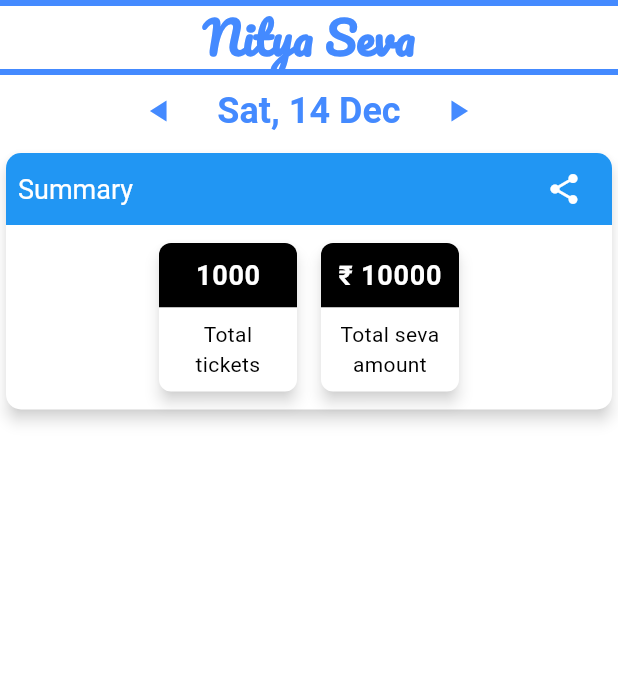
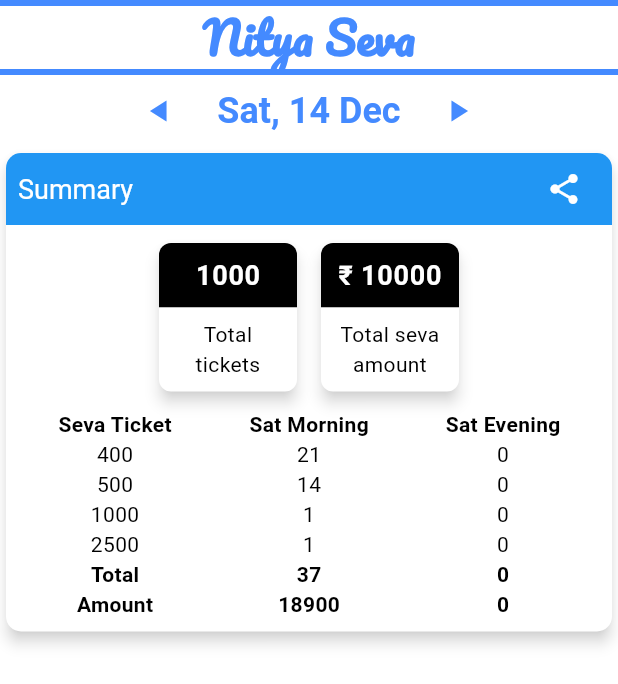
Before and after one commit to jayantadn/vkhillseva, a Flutter app: the screen it shows after launch, on a phone screen of 412 x 824 dp. Shown: the top 684 px of the screen. Run offline on Flutter 3.47's test engine with Material 3 defaults, Android fonts, the phone set to English and light mode, and no system bars; our stand-ins replace firebase_core, google_fonts, synchronized; accounts and stored records are empty; Roboto replaces fonts that are missing (Mogra).

Commit message:
ticket table

```diff
--- a/lib/nitya_seva/day_summary.dart
+++ b/lib/nitya_seva/day_summary.dart
@@ -13,11 +13,38 @@ GlobalKey<_DaySummaryState> daySummaryKey = GlobalKey<_DaySummaryState>();
 class _DaySummaryState extends State<DaySummary> {
   final Lock _lock = Lock();
 
+  // ticket table data for day summary
+  List<String> amountTableHeaderRow = [
+    "Seva Ticket",
+    "Sat Morning",
+    "Sat Evening"
+  ];
+  List<int> grandTotal = [39, 20300]; // [totalTicket, totalAmount]
+  List<List<String>> amountTableTicketRow = [
+    ["400", "21", "0"],
+    ["500", "14", "0"],
+    ["1000", "1", "0"],
+    ["2500", "1", "0"],
+  ];
+  List<List<String>> amountTableTotalRow = [
+    ["Total", "37", "0"],
+    ["Amount", "18900", "0"]
+  ];
+
   @override
   void initState() {
     super.initState();
 
     refresh();
+  }
+
+  @override
+  dispose() {
+    // clear all lists
+
+    // clear all controllers
+
+    super.dispose();
   }
 
   void refresh() async {
@@ -28,17 +55,8 @@ class _DaySummaryState extends State<DaySummary> {
     setState(() {});
   }
 
-  @override
-  Widget build(BuildContext context) {
-    return Card(
-      shape: RoundedRectangleBorder(
-        borderRadius: BorderRadius.circular(10.0),
-      ),
-      child: Column(
-        crossAxisAlignment: CrossAxisAlignment.start,
-        children: [
-          // title bar
-          Container(
+  Widget _createTitlebar(BuildContext context) {
+    return Container(
       width: double.infinity, // Stretch to full width
       decoration: BoxDecoration(
         color: Theme.of(context).primaryColor,
@@ -69,14 +87,11 @@ class _DaySummaryState extends State<DaySummary> {
           ),
         ],
       ),
-          ),
+    );
+  }
 
-          // body
-          Padding(
-            padding: EdgeInsets.all(8.0),
-            child: Column(
-              children: [
-                Row(
+  Widget _createGrandTotal(BuildContext context) {
+    return Row(
       mainAxisAlignment: MainAxisAlignment.center,
       children: [
         // total tickets sold
@@ -84,26 +99,22 @@ class _DaySummaryState extends State<DaySummary> {
           width: 100, // Set the desired width
           child: Card(
             shape: RoundedRectangleBorder(
-                          borderRadius: BorderRadius.circular(
-                              8.0), // Set the border radius
+              borderRadius: BorderRadius.circular(8.0), // Set the border radius
             ),
             child: Column(
               children: [
                 // total tickets
                 ClipRRect(
-                              borderRadius: BorderRadius.vertical(
-                                  top: Radius.circular(8.0)),
+                  borderRadius:
+                      BorderRadius.vertical(top: Radius.circular(8.0)),
                   child: Container(
-                                color: Colors
-                                    .black, // Dark background for the top row
+                    color: Colors.black, // Dark background for the top row
                     width: double.infinity,
                     padding: const EdgeInsets.all(8.0),
                     child: Center(
                       child: Text('1000',
-                                      style: Theme.of(context)
-                                          .textTheme
-                                          .bodyLarge
-                                          ?.copyWith(
+                          style:
+                              Theme.of(context).textTheme.bodyLarge?.copyWith(
                                     color: Colors.white,
                                     fontWeight: FontWeight.bold,
                                   )),
@@ -131,27 +142,22 @@ class _DaySummaryState extends State<DaySummary> {
           width: 100, // Set the same width as the first card
           child: Card(
             shape: RoundedRectangleBorder(
-                          borderRadius: BorderRadius.circular(
-                              8.0), // Set the border radius
+              borderRadius: BorderRadius.circular(8.0), // Set the border radius
             ),
             child: Column(
               children: [
                 // total amount
                 ClipRRect(
-                              borderRadius: BorderRadius.vertical(
-                                  top: Radius.circular(8.0)),
+                  borderRadius:
+                      BorderRadius.vertical(top: Radius.circular(8.0)),
                   child: Container(
-                                color: Colors
-                                    .black, // Dark background for the top row
+                    color: Colors.black, // Dark background for the top row
                     width: double.infinity,
                     padding: const EdgeInsets.all(8.0),
                     child: Center(
                       child: Text(
                         '₹ 10000',
-                                    style: Theme.of(context)
-                                        .textTheme
-                                        .bodyLarge
-                                        ?.copyWith(
+                        style: Theme.of(context).textTheme.bodyLarge?.copyWith(
                               color: Colors.white,
                               fontWeight: FontWeight.bold,
                             ),
@@ -173,7 +179,87 @@ class _DaySummaryState extends State<DaySummary> {
           ),
         ),
       ],
+    );
+  }
+
+  Widget _createTicketTable(BuildContext context) {
+    if (amountTableHeaderRow.length == 1 || grandTotal[0] == 0) {
+      return const Text("no data");
+    }
+
+    return Table(
+      children: [
+        // table header
+        TableRow(
+          children: amountTableHeaderRow.map((header) {
+            return Padding(
+              padding: const EdgeInsets.symmetric(
+                  horizontal: 8.0), // Adjust the padding as needed
+              child: Center(
+                child: Text(
+                  header,
+                  style: const TextStyle(fontWeight: FontWeight.bold),
                 ),
+              ),
+            );
+          }).toList(),
+        ),
+
+        // row for entries
+        ...amountTableTicketRow.map((row) {
+          return TableRow(
+            children: row.map((cell) {
+              return Padding(
+                padding: const EdgeInsets.symmetric(
+                    horizontal: 8.0), // Adjust the padding as needed
+                child: Center(
+                  child: Text(cell.toString()),
+                ),
+              );
+            }).toList(),
+          );
+        }),
+
+        // row for total
+        ...amountTableTotalRow.map((row) {
+          return TableRow(
+            children: row.map((cell) {
+              return Padding(
+                padding: const EdgeInsets.symmetric(
+                    horizontal: 8.0), // Adjust the padding as needed
+                child: Center(
+                  child: Text(
+                    cell.toString(),
+                    style: const TextStyle(fontWeight: FontWeight.bold),
+                  ),
+                ),
+              );
+            }).toList(),
+          );
+        })
+      ],
+    );
+  }
+
+  @override
+  Widget build(BuildContext context) {
+    return Card(
+      shape: RoundedRectangleBorder(
+        borderRadius: BorderRadius.circular(10.0),
+      ),
+      child: Column(
+        crossAxisAlignment: CrossAxisAlignment.start,
+        children: [
+          _createTitlebar(context),
+
+          // body
+          Padding(
+            padding: EdgeInsets.all(8.0),
+            child: Column(
+              children: [
+                _createGrandTotal(context),
+                SizedBox(height: 8),
+                _createTicketTable(context),
               ],
             ),
           ),
--- a/lib/templates/widget.dart
+++ b/lib/templates/widget.dart
@@ -20,6 +20,15 @@ class _SummaryState extends State<Summary> {
     refresh();
   }
 
+  @override
+  dispose() {
+    // clear all lists
+
+    // clear all controllers
+
+    super.dispose();
+  }
+
   void refresh() async {
     await _lock.synchronized(() async {
       // all you need to do
```
Lines whose indentation alone changed are shown as unchanged.
